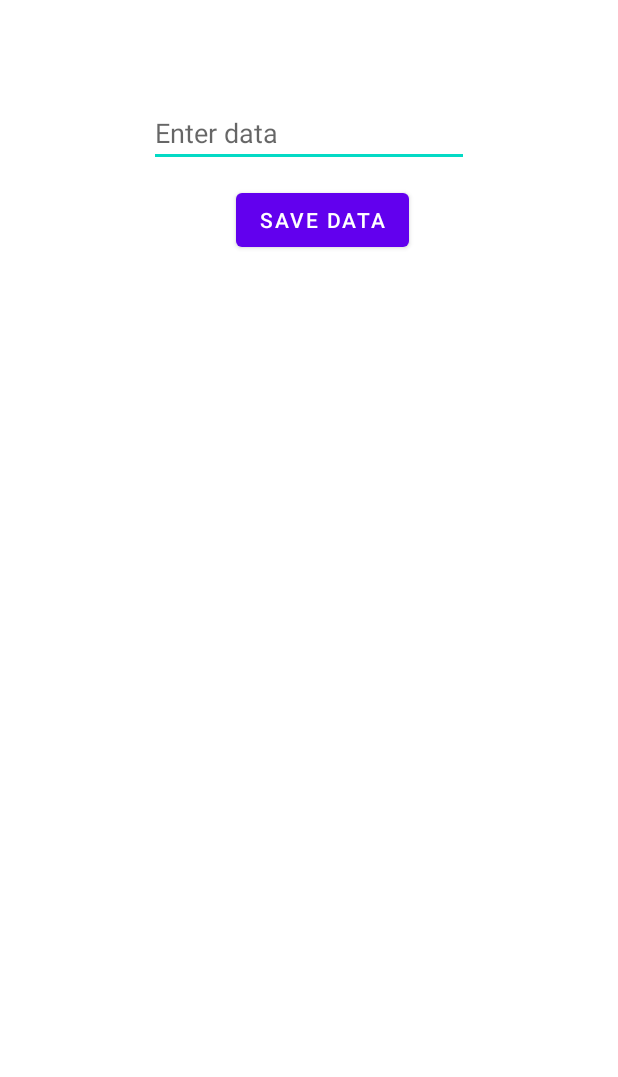
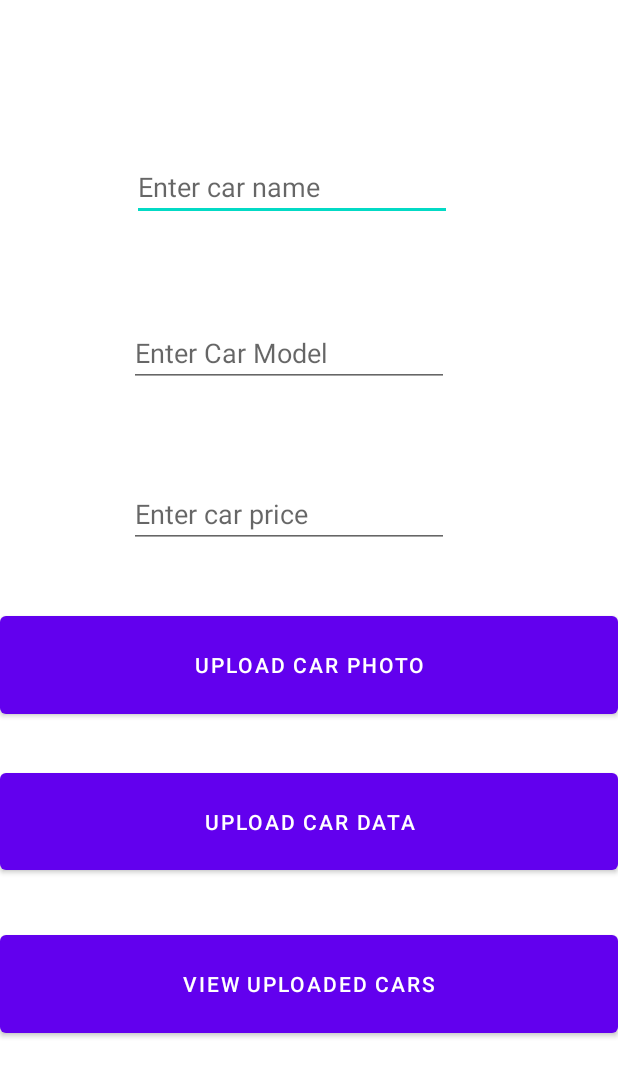
Before and after one commit to lora35107/Firebase-Chat-App, an Android app: the layout activity_main.xml on its own in the app's theme, with its tools: preview values and no code run, on a phone screen of 412 x 824 dp. Shown: the top 1077 px of the screen. Run offline under Robolectric (Android 15) with nearby library versions, the phone set to English and light mode, and no system bars.

Commit message:
addedcode to input and save car data

```diff
--- a/app/build.gradle
+++ b/app/build.gradle
@@ -40,6 +40,7 @@ dependencies {
     implementation 'com.google.android.material:material:1.8.0'
     implementation 'androidx.constraintlayout:constraintlayout:2.1.4'
     implementation 'com.google.firebase:firebase-database-ktx:20.2.0'
+    implementation 'com.google.firebase:firebase-auth-ktx:21.3.0'
     testImplementation 'junit:junit:4.13.2'
     androidTestImplementation 'androidx.test.ext:junit:1.1.5'
     androidTestImplementation 'androidx.test.espresso:espresso-core:3.5.1'
--- a/app/src/main/res/layout/activity_main.xml
+++ b/app/src/main/res/layout/activity_main.xml
@@ -6,25 +6,75 @@
     android:layout_height="match_parent"
     tools:context=".MainActivity">
 
+    <Button
+        android:id="@+id/btn_viewcars"
+        android:layout_width="0dp"
+        android:layout_height="0dp"
+        android:layout_marginBottom="129dp"
+        android:text="view uploaded cars"
+        app:layout_constraintBottom_toBottomOf="parent"
+        app:layout_constraintEnd_toEndOf="parent"
+        app:layout_constraintStart_toStartOf="parent"
+        app:layout_constraintTop_toBottomOf="@+id/btn_save" />
+
+    <Button
+        android:id="@+id/btn_save"
+        android:layout_width="0dp"
+        android:layout_height="0dp"
+        android:layout_marginBottom="31dp"
+        android:text="upload car data"
+        app:layout_constraintBottom_toTopOf="@+id/btn_viewcars"
+        app:layout_constraintEnd_toEndOf="parent"
+        app:layout_constraintStart_toStartOf="parent"
+        app:layout_constraintTop_toBottomOf="@+id/btn_carphoto" />
+
     <EditText
-        android:id="@+id/edt_data"
+        android:id="@+id/edt_carname"
         android:layout_width="wrap_content"
         android:layout_height="wrap_content"
-        android:layout_marginTop="66dp"
+        android:layout_marginStart="88dp"
+        android:layout_marginTop="102dp"
+        android:layout_marginBottom="65dp"
         android:ems="10"
-        android:hint="Enter data"
+        android:hint="Enter car name"
         android:inputType="textPersonName"
-        app:layout_constraintEnd_toEndOf="parent"
+        app:layout_constraintBottom_toTopOf="@+id/edt_carmodel"
         app:layout_constraintStart_toStartOf="parent"
         app:layout_constraintTop_toTopOf="parent" />
 
-    <Button
-        android:id="@+id/btn_save"
+    <EditText
+        android:id="@+id/edt_carmodel"
         android:layout_width="wrap_content"
         android:layout_height="wrap_content"
-        android:layout_marginTop="11dp"
-        android:layout_marginEnd="40dp"
-        android:text="SAVE DATA"
-        app:layout_constraintEnd_toEndOf="@+id/edt_data"
-        app:layout_constraintTop_toBottomOf="@+id/edt_data" />
+        android:layout_marginBottom="62dp"
+        android:ems="10"
+        android:hint="Enter Car Model"
+        android:inputType="textPersonName"
+        app:layout_constraintBottom_toTopOf="@+id/edt_carprice"
+        app:layout_constraintStart_toStartOf="@+id/edt_carprice"
+        app:layout_constraintTop_toBottomOf="@+id/edt_carname" />
+
+    <EditText
+        android:id="@+id/edt_carprice"
+        android:layout_width="wrap_content"
+        android:layout_height="wrap_content"
+        android:layout_marginStart="86dp"
+        android:layout_marginBottom="39dp"
+        android:ems="10"
+        android:hint="Enter car price"
+        android:inputType="textPersonName"
+        app:layout_constraintBottom_toTopOf="@+id/btn_carphoto"
+        app:layout_constraintStart_toStartOf="@+id/btn_carphoto"
+        app:layout_constraintTop_toBottomOf="@+id/edt_carmodel" />
+
+    <Button
+        android:id="@+id/btn_carphoto"
+        android:layout_width="0dp"
+        android:layout_height="0dp"
+        android:layout_marginBottom="27dp"
+        android:text="upload car photo"
+        app:layout_constraintBottom_toTopOf="@+id/btn_save"
+        app:layout_constraintEnd_toEndOf="parent"
+        app:layout_constraintStart_toStartOf="parent"
+        app:layout_constraintTop_toBottomOf="@+id/edt_carprice" />
 </androidx.constraintlayout.widget.ConstraintLayout>
```
Also changed, not shown: app/src/main/AndroidManifest.xml (+21 -2 lines), app/src/main/java/com/example/firecloudchatlora/Car.kt (added, +18 -0 lines), app/src/main/java/com/example/firecloudchatlora/LoginActivity.kt (added, +54 -0 lines), app/src/main/java/com/example/firecloudchatlora/MainActivity.kt (+40 -9 lines), app/src/main/java/com/example/firecloudchatlora/RegisterActivity.kt (added, +54 -0 lines), app/src/main/res/layout/activity_login.xml (added, +55 -0 lines), app/src/main/res/layout/activity_register.xml (added, +60 -0 lines), 1 other file.
